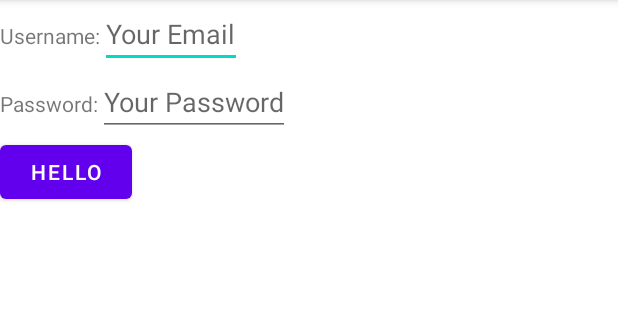
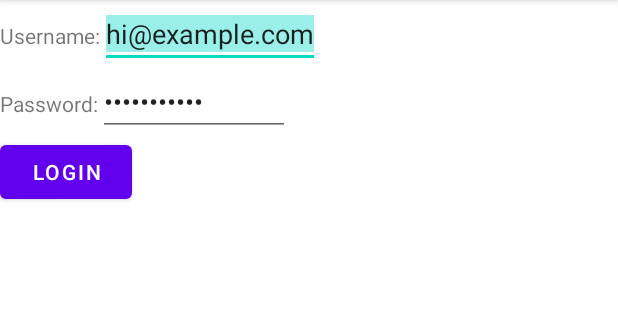
Before and after one commit to android-app-development-course/2021autumn-B3-bubble_tea, an Android app: the screen it shows after launch (LoginActivity), on a phone screen of 412 x 824 dp, the part 84-404 px from its top. Run offline under Robolectric (Android 15) with nearby library versions, the phone set to English and light mode, and no system bars.

Commit message:
test progressbar indicator

```diff
--- a/app/src/main/res/layout/activity_login.xml
+++ b/app/src/main/res/layout/activity_login.xml
@@ -26,6 +26,7 @@
             android:hint="Your Email"
             android:inputType="textEmailAddress"
             android:selectAllOnFocus="true"
+            android:text="hi@example.com"
             app:layout_constraintEnd_toEndOf="parent"
             app:layout_constraintStart_toStartOf="parent"
             app:layout_constraintTop_toTopOf="parent" />
@@ -47,19 +48,29 @@
             android:hint="Your Password"
             android:inputType="textPassword"
             android:selectAllOnFocus="true"
+            android:text="my_password"
             app:layout_constraintEnd_toEndOf="parent"
             app:layout_constraintStart_toStartOf="parent"
             app:layout_constraintTop_toTopOf="parent" />
     </LinearLayout>
     <LinearLayout
         android:layout_width="match_parent"
-        android:layout_height="match_parent">
+        android:layout_height="match_parent"
+        android:orientation="vertical"
+        >
         <com.google.android.material.button.MaterialButton
             android:id="@+id/submit_login_button"
             android:layout_width="wrap_content"
             android:layout_height="wrap_content"
-            android:text="Hello" />
-
+            android:text="@string/login_button" />
+        <com.google.android.material.progressindicator.LinearProgressIndicator
+            android:id="@+id/login_progress_bar"
+            android:layout_width="match_parent"
+            android:layout_height="wrap_content"
+            android:indeterminate="true"
+            android:visibility="invisible"
+            android:max="100"
+            />
     </LinearLayout>
 
 
--- a/app/src/main/res/values/strings.xml
+++ b/app/src/main/res/values/strings.xml
@@ -19,6 +19,7 @@
 
     <string name="profile_login">"Login"</string>
     <string name="profile_register">"Register"</string>
+    <string name="login_button">"Login"</string>
 
 
 </resources>
```
Also changed, not shown: app/src/main/java/com/my/bubbletea/user/LoginActivity.java (+36 -0 lines).
